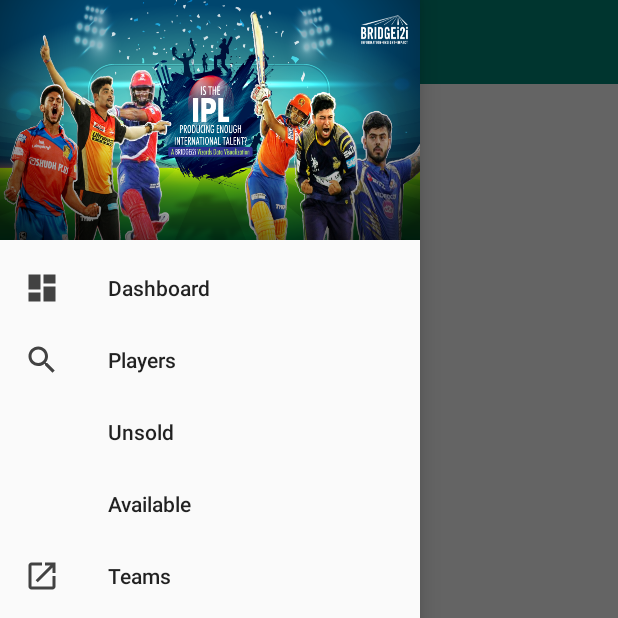
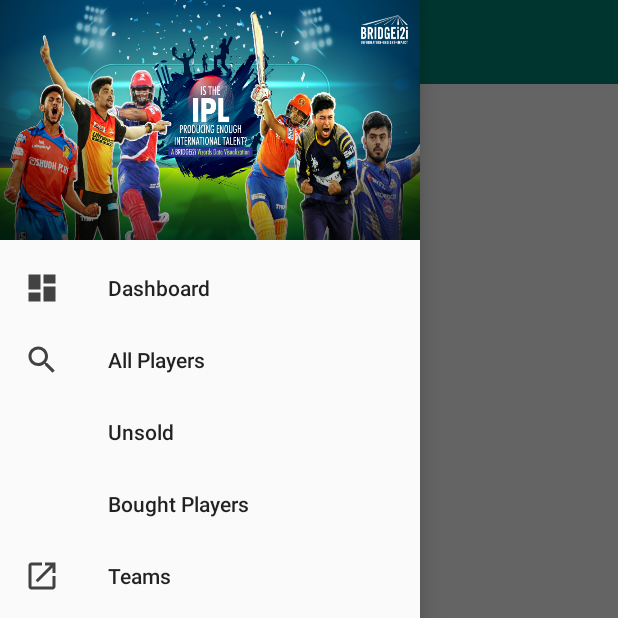
Before and after one commit to toshNaik/IPL, an Android app: the MainActivity screen opened directly, with no data from a screen before it, in the side drawer, after a tap on "Unsold", on a phone screen of 412 x 824 dp, the top half of it. Run offline under Robolectric (Android 15) with nearby library versions, the phone set to English and light mode, and no system bars; our stand-ins replace CircleImageView, Firebase (no records; nobody signed in at launch, a user with empty details on screens opened directly); libraries missing offline, so code that uses them is left out: com.firebase.ui; 24 statements that could not run were skipped.

Commit message:
Fixed issue

```diff
--- a/app/src/main/java/com/example/navdrawer/DashboardFragment.java
+++ b/app/src/main/java/com/example/navdrawer/DashboardFragment.java
@@ -62,15 +62,9 @@ public class DashboardFragment extends Fragment {
                     public void onDataChange(@NonNull DataSnapshot dataSnapshot) {
                         key=dataSnapshot.getValue(Integer.class);
                         Log.d("NavDrawer", "Called display function");
-                        display(key, Mycallback callback);
-                    }
-
+                        display(key, new MyCallback() {
                             @Override
-                    public void onCancelled(@NonNull DatabaseError databaseError) {
-
-                    }
-                }
-        );
+                            public void onDataGot() {
                                 Log.d("NavDrawer", "Exited display");
                                 FirebaseUser current_user = FirebaseAuth.getInstance().getCurrentUser();
                                 String[] displayName = /*{"room1", "CSK"};*/current_user.getDisplayName().split(" ");
@@ -92,11 +86,21 @@ public class DashboardFragment extends Fragment {
                                             }
                                         }
                                 );
+                            }
+                        });
+                    }
+
+                    @Override
+                    public void onCancelled(@NonNull DatabaseError databaseError) {
+
+                    }
+                }
+        );
 
         return view;
     }
 
-    private void display(int key1, MyCallback callback) {
+    private void display(int key1, final MyCallback callback) {
 
         final int key2=key1;
         Log.d("NavDrawer", "Entered display function");
@@ -108,10 +112,29 @@ public class DashboardFragment extends Fragment {
                         int Reference = dataSnapshot.getValue(Integer.class);
                         Log.d("NavDrawer", String.valueOf(Reference));
                         if (Reference==0)
-                        {    Log.d("NavDrawer", "Called display PLayers"); displayPlayers(key2);}
+                        {
+                            Log.d("NavDrawer", "Called display PLayers");
+                            displayPlayers(key2, new MyCallback() {
+                                @Override
+                                public void onDataGot() {
+                                    callback.onDataGot();
+                                }
+                            });
+                            Log.d("NavDrawer", "Completed display players");
+                        }
 
                         else
-                        { Log.d("NavDrawer", "Called display unsold");   displayUnsold(key2);}
+                        {
+                            Log.d("NavDrawer", "Called display unsold");
+                            displayUnsold(key2, new MyCallback() {
+                                @Override
+                                public void onDataGot() {
+                                    callback.onDataGot();
+                                }
+                            }
+                            );
+                            Log.d("NavDrawer", "Completed display unsold");
+                        }
                     }
 
                     @Override
@@ -123,26 +146,25 @@ public class DashboardFragment extends Fragment {
 
     }
 
-    private void displayUnsold(int key2) {
-        Toast.makeText(getActivity(),"key is : "+key2,Toast.LENGTH_LONG).show();
+    private void displayUnsold(int key2, final MyCallback callback) {
         FirebaseUser current_user = FirebaseAuth.getInstance().getCurrentUser();
         String[] displayName = /*{"room1", "CSK"};*/current_user.getDisplayName().split(" ");
-        Log.d("NavDrawer", displayName[0] + displayName[1]);
+        Log.d("NavDrawer", String.valueOf(key2));
 
-        DatabaseReference databaseReference=FirebaseDatabase.getInstance().getReference(displayName[0]).child("Unsold").child(Integer.toString(key2));
+        DatabaseReference databaseReference=FirebaseDatabase.getInstance().getReference(displayName[0]).child("Unsold").child("Players").child(String.valueOf(key2));
         databaseReference.addValueEventListener(
                 new ValueEventListener() {
                     @Override
                     public void onDataChange(@NonNull DataSnapshot dataSnapshot) {
-
                         if(getActivity() == null)
                             return;
                         Player player_class = dataSnapshot.getValue(Player.class);
+
                         Name.setText(player_class.getName());
                         Price.setText(Integer.toString(player_class.getPrice()));
                         Rating.setText(Integer.toString(player_class.getRating()));
                         Glide.with(getContext()).load(player_class.getImageUri()).circleCrop().into(playerback);
-
+                        callback.onDataGot();
                     }
 
                     @Override
@@ -153,7 +175,7 @@ public class DashboardFragment extends Fragment {
         );
     }
 
-    public void displayPlayers(int key2) {
+    public void displayPlayers(int key2, final MyCallback callback) {
         Log.d("NavDrawer", "Entered displayPlayers function");
         DatabaseReference databaseReference=FirebaseDatabase.getInstance().getReference("Players").child(Integer.toString(key2));
         databaseReference.addValueEventListener(
@@ -167,7 +189,7 @@ public class DashboardFragment extends Fragment {
                         Price.setText(Integer.toString(player_class.getPrice()));
                         Rating.setText(Integer.toString(player_class.getRating()));
                         Glide.with(getContext()).load(player_class.getImageUri()).circleCrop().into(playerback);
-
+                        callback.onDataGot();
                     }
 
                     @Override
--- a/app/src/main/res/menu/drawermenu.xml
+++ b/app/src/main/res/menu/drawermenu.xml
@@ -6,7 +6,7 @@
         android:icon="@drawable/ic_dashboard_black_24dp"/>
     <item
         android:id="@+id/players"
-        android:title="Players"
+        android:title="All Players"
         android:icon="@drawable/ic_search_black_24dp"
         />
     <item
@@ -14,7 +14,7 @@
         android:title="Unsold" />
     <item
         android:id="@+id/available"
-        android:title="Available" />
+        android:title="Bought Players" />
     <item
         android:id="@+id/teams"
         android:title="Teams"
```
Lines whose indentation alone changed are shown as unchanged.
